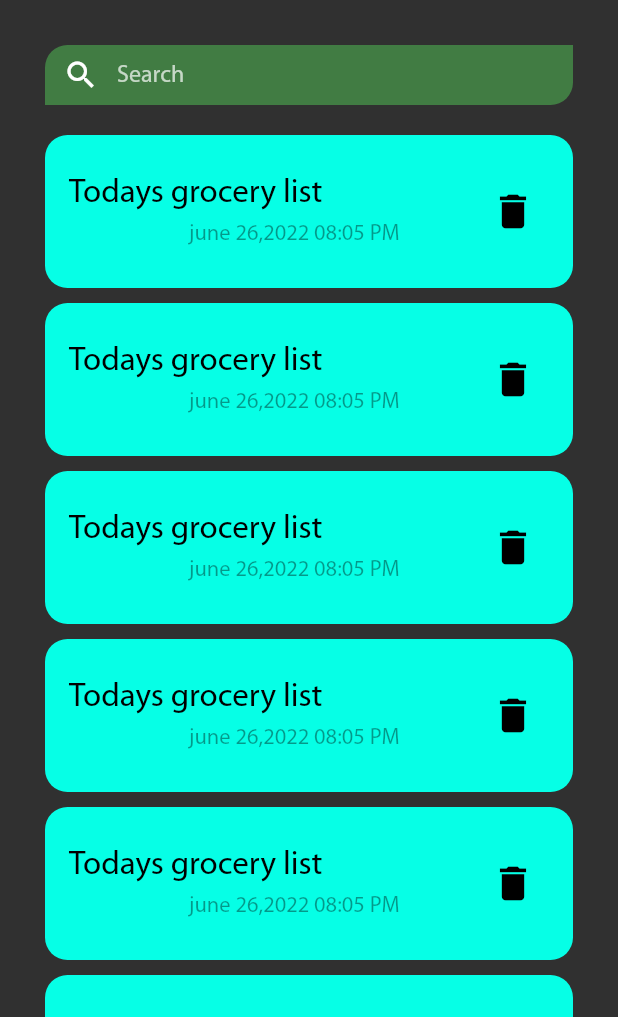
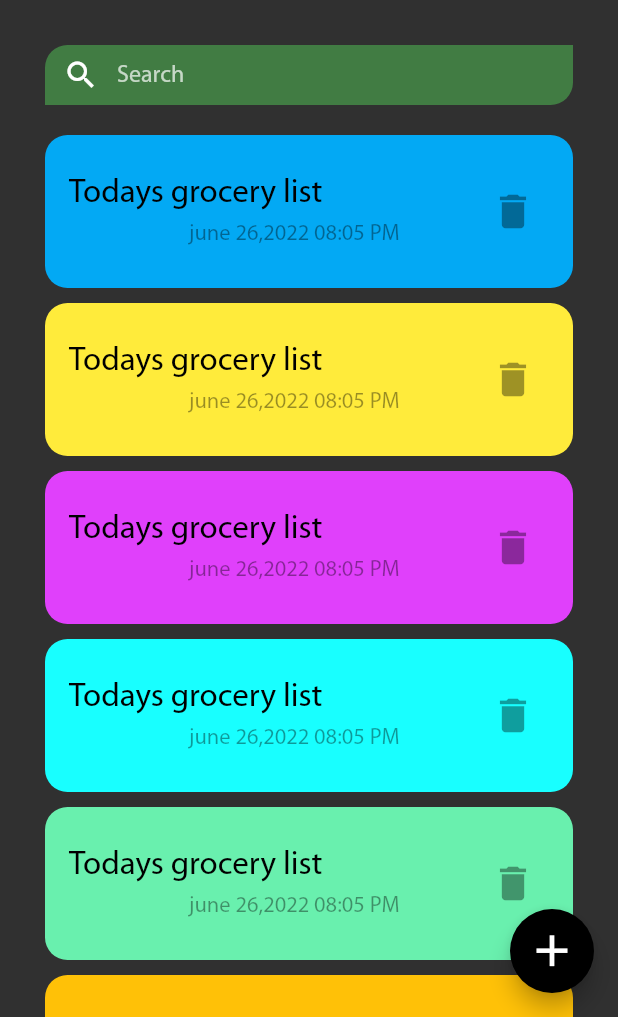
Before and after one commit to elkhobi/Note_app, a Flutter app: the screen it shows after launch, on a phone screen of 412 x 824 dp, the part 219-1236 px from its top. Run offline on Flutter 3.47's test engine with Material 2 defaults, Android fonts, the phone set to English and light mode, and no system bars.

```diff
--- /dev/null
+++ b/lib/views/Widgets/NoteListView/notelistview.dart
@@ -0,0 +1,29 @@
+import 'package:flutter/material.dart';
+import 'package:note_app/views/Widgets/items/items_notes.dart';
+
+class NoteListView extends StatelessWidget {
+  const NoteListView({Key? key}) : super(key: key);
+
+  final List<Color> color_list = const [
+  Colors.lightBlue,
+  Colors.yellow,
+  Colors.purpleAccent,
+  Colors.cyanAccent,
+  Colors.greenAccent,
+  Colors.amber,
+  Colors.lime,
+];
+
+  @override
+  Widget build(BuildContext context) {
+    return ListView.builder(
+      itemCount: color_list.length,
+      itemBuilder: (context, index ) {
+      return Padding(
+        padding: EdgeInsets.only(bottom: 10),
+        child: item_Note(
+          coloritem: color_list[index],
+        ));
+    });
+  }
+}
--- a/lib/views/Widgets/items/items_notes.dart
+++ b/lib/views/Widgets/items/items_notes.dart
@@ -1,7 +1,10 @@
 import 'package:flutter/material.dart';
 
+
 class item_Note extends StatelessWidget {
-  const item_Note({Key? key}) : super(key: key);
+ item_Note({required this.coloritem });
+
+  Color ? coloritem ;
 
   @override
   Widget build(BuildContext context) {
@@ -11,7 +14,7 @@ class item_Note extends StatelessWidget {
       ),
       decoration: BoxDecoration(
         borderRadius: BorderRadius.circular(15),
-        color: Color.fromARGB(255, 6, 255, 230),
+        color: coloritem,
       ),
       child: Column(
         children: [
@@ -37,7 +40,7 @@ class item_Note extends StatelessWidget {
               ),
             ),
             trailing: IconButton(onPressed: () {}, icon: Icon(Icons.delete,
-            color: Colors.black,
+            color: Colors.black.withOpacity(0.38),
             size: 30,
             )),
           ),
--- a/lib/views/Widgets/notes_view_body.dart
+++ b/lib/views/Widgets/notes_view_body.dart
@@ -1,6 +1,7 @@
 import 'package:flutter/material.dart';
 import 'package:flutter/src/foundation/key.dart';
 import 'package:flutter/src/widgets/framework.dart';
+import 'package:note_app/views/Widgets/NoteListView/notelistview.dart';
 import 'package:note_app/views/Widgets/items/items_notes.dart';
 import 'package:note_app/views/Widgets/search_app/search.dart';
 
@@ -17,8 +18,7 @@ class Note_Body extends StatelessWidget {
       child: Column(
         mainAxisAlignment: MainAxisAlignment.start,
         crossAxisAlignment: CrossAxisAlignment.start,
-      children: const [
-
+        children:  const [
             SizedBox(
             height: 110,
            ),
@@ -37,23 +37,8 @@ class Note_Body extends StatelessWidget {
             height: 20,
             ),
           Expanded(child: NoteListView()),
-
         ],
       ),
     );
   }
 }
-
-class NoteListView extends StatelessWidget {
-  const NoteListView({Key? key}) : super(key: key);
-
-  @override
-  Widget build(BuildContext context) {
-    return ListView.builder(
-      itemBuilder: (context,index){
-      return Padding(
-        padding: EdgeInsets.only(bottom: 10),
-        child: item_Note());
-    });
-  }
-}
--- a/lib/views/views.dart
+++ b/lib/views/views.dart
@@ -9,8 +9,12 @@ class Note_views extends StatelessWidget {
   @override
   Widget build(BuildContext context) {
     return Scaffold(
-      body: Note_Body(),
+      floatingActionButton: FloatingActionButton(
+        onPressed: () {},
+        backgroundColor: Colors.black,
+        child: Icon(Icons.add,size: 35,color: Colors.white,),
+      ),
+      body: const Note_Body(),
     );
-
   }
 }
```
Lines whose indentation alone changed are shown as unchanged.
